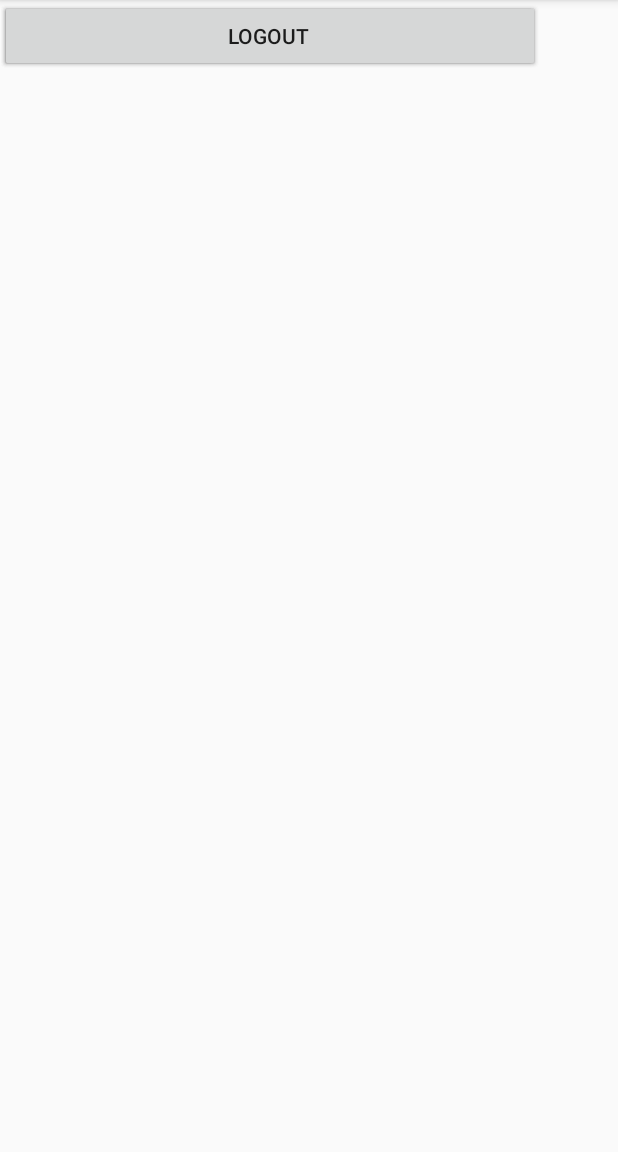
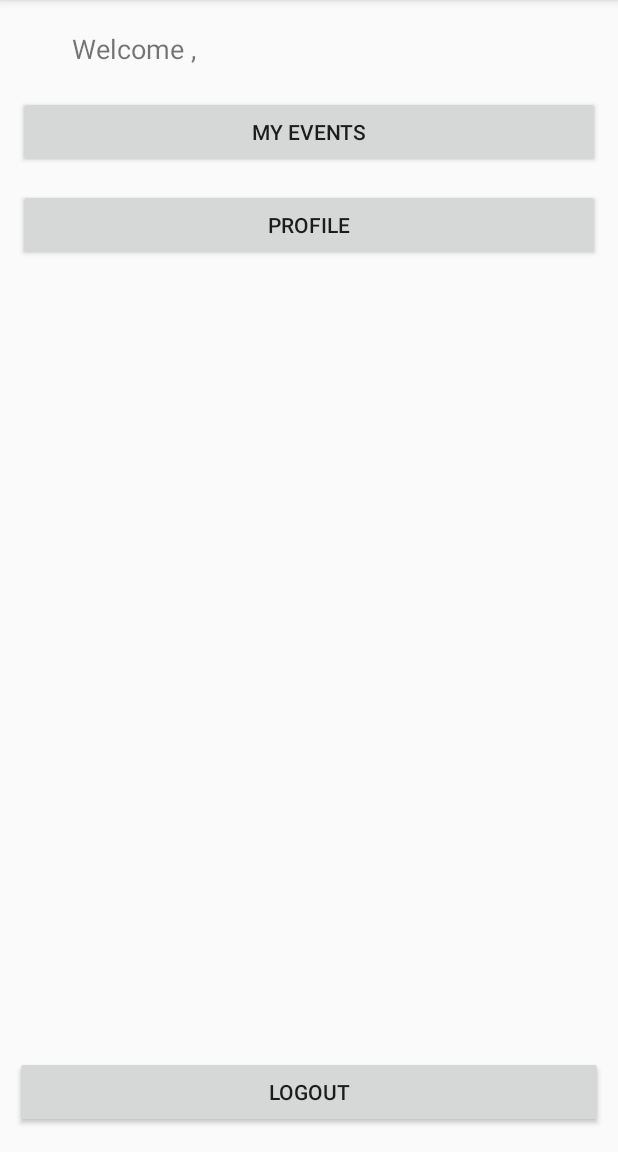
Before and after one commit to wldarden/uta-android-app, an Android app: the activity_caterer_staff_homepage screen opened directly, with no data from a screen before it, on a phone screen of 412 x 824 dp, the part 84-1236 px from its top. Run offline under Robolectric (Android 15) with nearby library versions, the phone set to English and light mode, and no system bars.

Commit message:
add constraint layout. ability to navigate to my event list

```diff
--- a/app/src/main/AndroidManifest.xml
+++ b/app/src/main/AndroidManifest.xml
@@ -19,6 +19,7 @@
         <activity android:name=".activity_registration_screen" />
         <activity android:name=".activity_caterer_staff_homepage" />
         <activity android:name=".admin_home_screen" />
+        <activity android:name=".activity_event_list" />
         <activity android:name=".activity_update_profile"></activity>
     </application>
 
--- a/app/src/main/res/layout/activity_caterer_staff_homepage.xml
+++ b/app/src/main/res/layout/activity_caterer_staff_homepage.xml
@@ -43,29 +43,41 @@
 
     <Button
         android:id="@+id/CatererStaffMyEventsBtn"
-        android:layout_width="360dp"
+        android:layout_width="0dp"
         android:layout_height="wrap_content"
+        android:layout_marginEnd="12dp"
+        android:layout_marginStart="12dp"
+        android:layout_marginTop="14dp"
         android:onClick="onButtonClick"
         android:text="My Events"
-        tools:layout_editor_absoluteX="12dp"
-        tools:layout_editor_absoluteY="60dp" />
+        app:layout_constraintEnd_toEndOf="parent"
+        app:layout_constraintStart_toStartOf="parent"
+        app:layout_constraintTop_toBottomOf="@+id/etWelcome" />
 
     <Button
         android:id="@+id/CatererStaffProfileBtn"
-        android:layout_width="360dp"
+        android:layout_width="0dp"
         android:layout_height="wrap_content"
+        android:layout_marginEnd="12dp"
+        android:layout_marginStart="12dp"
+        android:layout_marginTop="14dp"
         android:onClick="onButtonClick"
         android:text="Profile"
-        tools:layout_editor_absoluteX="12dp"
-        tools:layout_editor_absoluteY="122dp" />
+        app:layout_constraintEnd_toEndOf="parent"
+        app:layout_constraintStart_toStartOf="parent"
+        app:layout_constraintTop_toBottomOf="@+id/CatererStaffMyEventsBtn" />
 
     <Button
         android:id="@+id/LogoutBtn"
-        android:layout_width="358dp"
+        android:layout_width="0dp"
         android:layout_height="wrap_content"
+        android:layout_marginBottom="16dp"
+        android:layout_marginEnd="10dp"
+        android:layout_marginStart="10dp"
+        android:onClick="onButtonClick"
         android:text="Logout"
-        android:onClick="onButtonClick"
-        tools:layout_editor_absoluteX="16dp"
-        tools:layout_editor_absoluteY="447dp" />
+        app:layout_constraintBottom_toBottomOf="parent"
+        app:layout_constraintEnd_toEndOf="parent"
+        app:layout_constraintStart_toStartOf="parent" />
 
 </android.support.constraint.ConstraintLayout>
```
